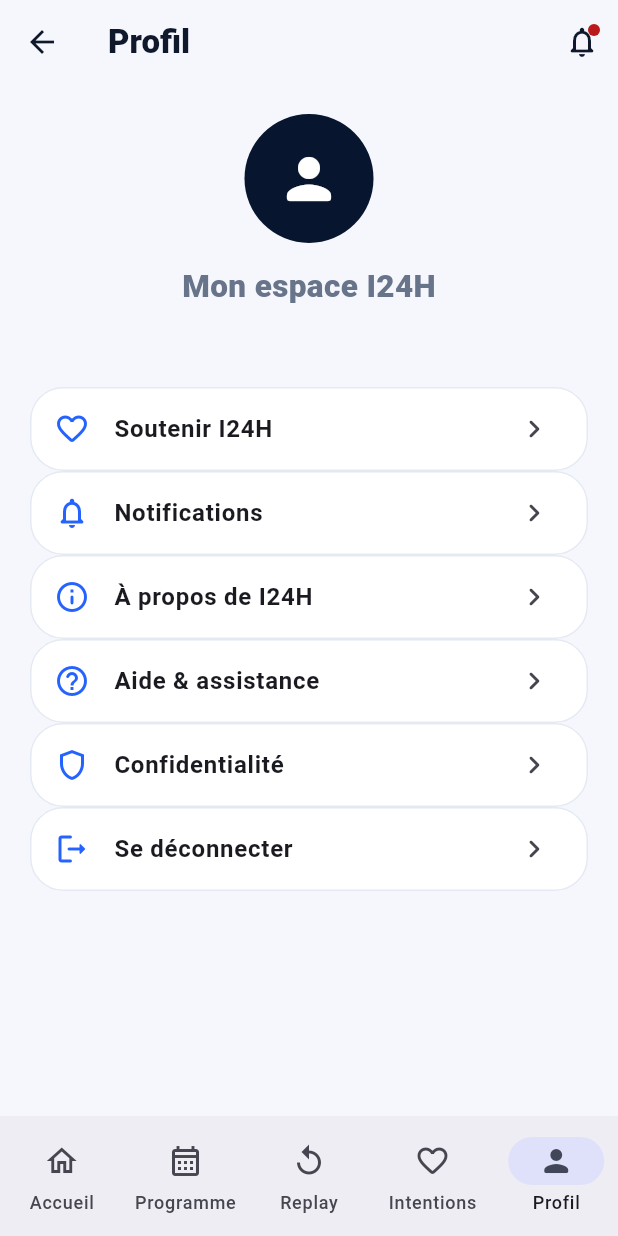
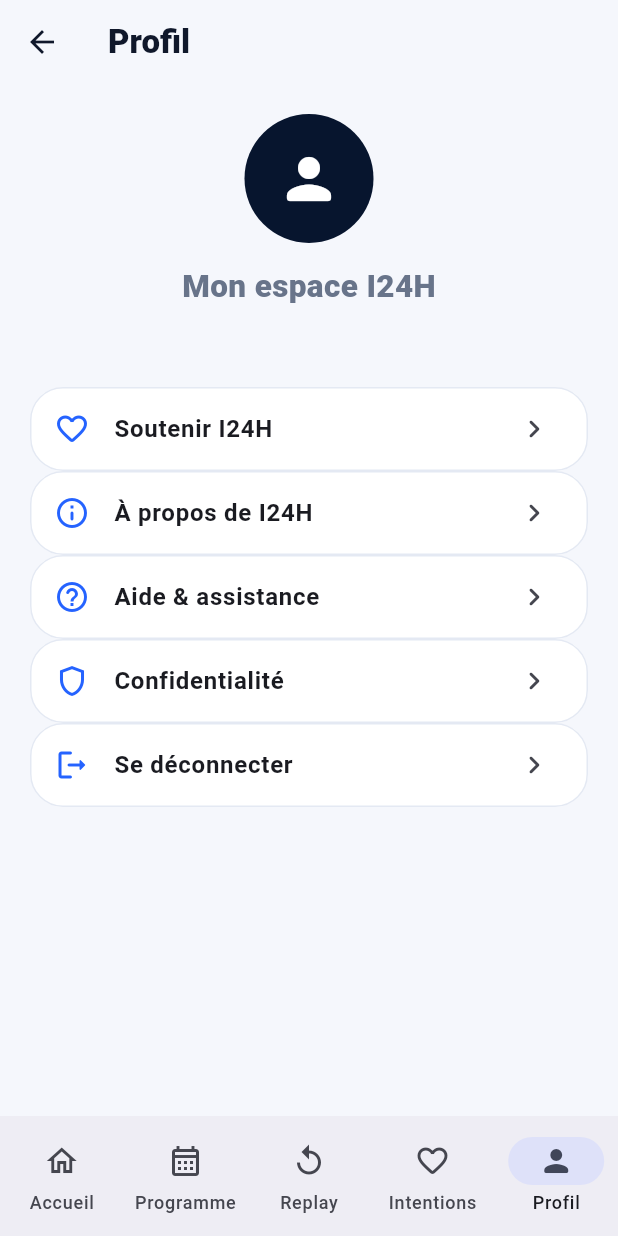
Before and after one commit to editadigoun-cmd/I24h, a Flutter app: the UserAppScreen screen opened by its route, item 5 of the bottom bar chosen, on a phone screen of 412 x 824 dp. Run offline on Flutter 3.47's test engine with Material 3 defaults, Android fonts, the phone set to English and light mode, and no system bars; our stand-ins replace flutter_svg, just_audio, supabase_flutter, video_player; missing offline and left inert: livekit_client; accounts and stored records are empty.

Commit message:
Remove notification controls that currently show demo-only content

```diff
--- a/lib/screens/mobile/user_app_screen.dart
+++ b/lib/screens/mobile/user_app_screen.dart
@@ -19,8 +19,6 @@
 class _UserAppScreenState extends State<UserAppScreen> {
   int tab = 0;
   bool playing = false;
-  bool notifications = true;
-
   late Future<List<Map<String, dynamic>>> _programsFuture;
   late Future<List<Map<String, dynamic>>> _replaysFuture;
   late Future<List<Map<String, dynamic>>> _intentionsFuture;
@@ -52,16 +50,6 @@
     return Scaffold(
       appBar: tab == 0 ? null : AppBar(
         title: Text(titles[tab], style: const TextStyle(fontWeight: FontWeight.w800)),
-        actions: [
-          IconButton(
-            onPressed: _notifications,
-            icon: Badge(
-              isLabelVisible: notifications,
-              smallSize: 8,
-              child: const Icon(Icons.notifications_none_rounded),
-            ),
-          ),
-        ],
       ),
       body: IndexedStack(index: tab, children: pages),
       bottomNavigationBar: NavigationBar(
@@ -277,7 +265,6 @@
         if (user?.email != null) ...[const SizedBox(height: 5), Center(child: Text(user!.email!, style: const TextStyle(color: AppColors.muted)))],
         const SizedBox(height: 26),
         _setting(Icons.favorite_outline_rounded, 'Soutenir I24H', () => Navigator.of(context).push(MaterialPageRoute<void>(builder: (_) => const DonationsScreen()))),
-        _setting(Icons.notifications_none_rounded, 'Notifications', _notifications),
         _setting(Icons.info_outline_rounded, 'À propos de I24H', _about),
         _setting(Icons.help_outline_rounded, 'Aide & assistance', _help),
         _setting(Icons.shield_outlined, 'Confidentialité', _privacy),
@@ -298,29 +285,6 @@
           trailing: const Icon(Icons.chevron_right_rounded),
         ),
       );
-
-  void _notifications() {
-    setState(() => notifications = false);
-    showModalBottomSheet(
-      context: context,
-      showDragHandle: true,
-      builder: (_) => SafeArea(
-        child: Padding(
-          padding: const EdgeInsets.all(24),
-          child: Column(
-            mainAxisSize: MainAxisSize.min,
-            crossAxisAlignment: CrossAxisAlignment.start,
-            children: const [
-              Text('Notifications', style: TextStyle(fontSize: 23, fontWeight: FontWeight.w900)),
-              SizedBox(height: 18),
-              ListTile(leading: Icon(Icons.radio, color: AppColors.blue), title: Text('I24H est en direct'), subtitle: Text('Écoutez maintenant')),
-              ListTile(leading: Icon(Icons.calendar_month, color: AppColors.blue), title: Text('Votre programme vous attend'), subtitle: Text('Consultez les rendez-vous du jour')),
-            ],
-          ),
-        ),
-      ),
-    );
-  }
 
   void _about() => _sheet('À propos de I24H', 'I24H — La voix qui vous accompagne. Une expérience radio, prière et communauté pensée pour rester simple, élégante et humaine. Version 1.0.0');
 
```
